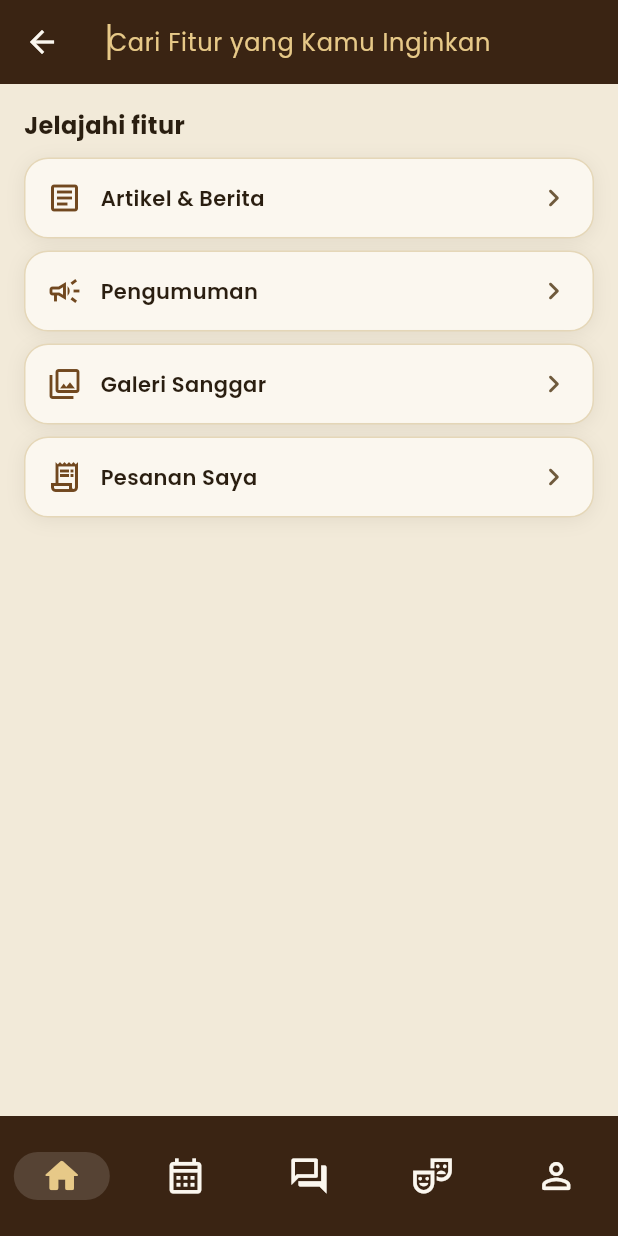
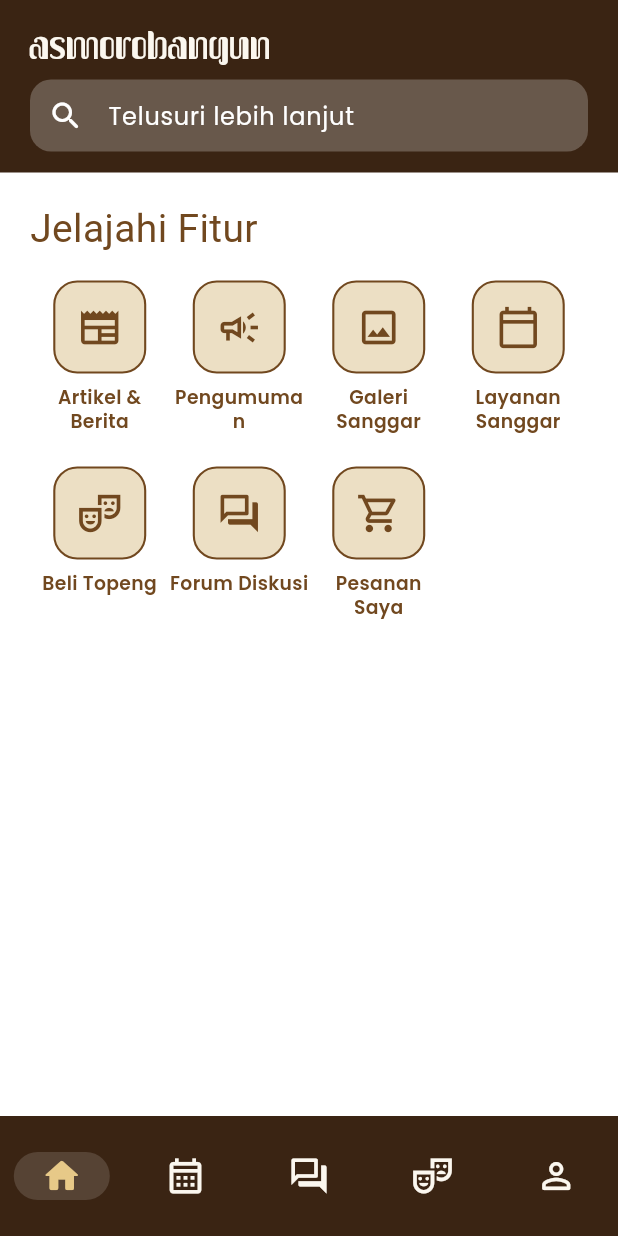
Before and after one commit to difaoctaviafirdayani/frontend_user_Asmorobangun, a Flutter app: the screen it shows after launch, after a tap on "Telusuri lebih lanjut", on a phone screen of 412 x 824 dp. Run offline on Flutter 3.47's test engine with Material 3 defaults, Android fonts, the phone set to English and light mode, and no system bars; our stand-ins replace flutter_map, flutter_secure_storage, google_fonts, image_picker, latlong2; accounts and stored records are empty; Roboto replaces fonts that are missing (Margarine); statements that could not run were skipped.

Commit message:
feat: sesuaikan design search dan home

```diff
--- a/lib/screens/home_screen.dart
+++ b/lib/screens/home_screen.dart
@@ -6,6 +6,7 @@ import '../core/format.dart';
 import '../core/theme.dart';
 import '../models/models.dart';
 import '../widgets/common.dart';
+import '../widgets/location_map.dart';
 import 'announcements_screen.dart';
 import 'articles_screen.dart';
 import 'facilities_screen.dart';
@@ -387,7 +388,9 @@ class HomeScreen extends StatelessWidget {
                 height: 1.4,
               ),
             ),
-            const SizedBox(height: 14),
+            const SizedBox(height: 12),
+            const LocationMap(),
+            const SizedBox(height: 12),
             Row(
               children: [
                 Expanded(
--- a/lib/screens/search_screen.dart
+++ b/lib/screens/search_screen.dart
@@ -1,5 +1,3 @@
-import 'dart:async';
-
 import 'package:flutter/material.dart';
 
 import '../core/api.dart';
@@ -14,12 +12,17 @@ import 'forum_screen.dart';
 import 'gallery_screen.dart';
 import 'topeng_screen.dart';
 
-/// Tombol cari yang dipasang di app bar tiap tab.
 Widget searchAction(BuildContext context) => IconButton(
       tooltip: 'Cari',
       icon: const Icon(Icons.search_rounded),
       onPressed: () => Navigator.push(context, MaterialPageRoute(builder: (_) => const SearchScreen())),
     );
+
+class _Hit {
+  final String id, title, type;
+  final String? slug;
+  const _Hit(this.id, this.title, this.type, [this.slug]);
+}
 
 class SearchScreen extends StatefulWidget {
   const SearchScreen({super.key});
@@ -30,152 +33,201 @@ class SearchScreen extends StatefulWidget {
 
 class _SearchScreenState extends State<SearchScreen> {
   final _controller = TextEditingController();
-  Timer? _debounce;
-  List<SearchHit> _hits = [];
-  bool _loading = false;
-  String? _error;
-  int _token = 0; // supaya jawaban lama tidak menimpa pencarian terbaru
+  String _query = '';
+
+  late final Future<List<_Hit>> _index = _buildIndex();
+
+  Future<List<T>> _safe<T>(Future<List<T>> Function() f) async {
+    try {
+      return await f();
+    } catch (_) {
+      return <T>[];
+    }
+  }
+
+  Future<List<_Hit>> _buildIndex() async {
+    final r = await Future.wait([
+      _safe(() async => mapList((await api.get('/articles'))['articles'], Article.fromJson)),
+      _safe(() async => mapList((await api.get('/announcements'))['announcements'], Announcement.fromJson)),
+      _safe(() async => mapList((await api.get('/facilities'))['facilities'], Facility.fromJson)),
+      _safe(() async => mapList((await api.get('/topeng'))['topeng'], Topeng.fromJson)),
+      _safe(() async => mapList((await api.get('/forum'))['threads'], ThreadSummary.fromJson)),
+      _safe(() async => mapList((await api.get('/gallery'))['gallery'], GalleryItem.fromJson)),
+    ]);
+    return [
+      for (final a in r[0] as List<Article>) _Hit(a.id, a.title, 'Artikel', a.slug),
+      for (final a in r[1] as List<Announcement>) _Hit(a.id, a.title, 'Pengumuman'),
+      for (final f in r[2] as List<Facility>) _Hit(f.id, f.name, 'Layanan'),
+      for (final t in r[3] as List<Topeng>) _Hit(t.id, t.name, 'Topeng'),
+      for (final t in r[4] as List<ThreadSummary>) _Hit(t.id, t.title, 'Forum'),
+      for (final g in r[5] as List<GalleryItem>) _Hit(g.id, g.title, 'Galeri'),
+    ];
+  }
 
   @override
   void dispose() {
-    _debounce?.cancel();
     _controller.dispose();
     super.dispose();
   }
 
-  void _onChanged(String text) {
-    _debounce?.cancel();
-    final q = text.trim();
-    if (q.isEmpty) {
-      setState(() {
-        _hits = [];
-        _loading = false;
-        _error = null;
-      });
-      return;
-    }
-    setState(() => _loading = true);
-    _debounce = Timer(const Duration(milliseconds: 350), () => _search(q));
-  }
+  void _push(Widget page) => Navigator.push(context, MaterialPageRoute(builder: (_) => page));
 
-  Future<void> _search(String q) async {
-    final my = ++_token;
-    setState(() {
-      _loading = true;
-      _error = null;
-    });
-    try {
-      final res = await api.get('/search', query: {'q': q});
-      if (my != _token || !mounted) return;
-      setState(() {
-        _hits = [
-          ...mapList(res['articles'], SearchHit.fromJson),
-          ...mapList(res['facilities'], SearchHit.fromJson),
-          ...mapList(res['topeng'], SearchHit.fromJson),
-          ...mapList(res['forum'], SearchHit.fromJson),
-        ];
-        _loading = false;
-      });
-    } on ApiException catch (e) {
-      if (my == _token && mounted) {
-        setState(() {
-          _error = e.message;
-          _loading = false;
-        });
-      }
+  void _open(_Hit h) {
+    switch (h.type) {
+      case 'Artikel':
+        _push(ArticleDetailScreen(slug: h.slug ?? h.id));
+      case 'Pengumuman':
+        _push(const AnnouncementsScreen());
+      case 'Layanan':
+        _push(FacilityDetailScreen(id: h.id));
+      case 'Topeng':
+        _push(TopengDetailScreen(id: h.id));
+      case 'Forum':
+        _push(ThreadScreen(id: h.id));
+      case 'Galeri':
+        _push(const GalleryScreen());
     }
   }
 
-  void _open(SearchHit h) {
-    Widget? page;
-    switch (h.type) {
-      case 'Artikel':
-        page = ArticleDetailScreen(slug: h.slug ?? h.id);
-      case 'Fasilitas':
-        page = FacilityDetailScreen(id: h.id);
-      case 'Topeng':
-        page = TopengDetailScreen(id: h.id);
-      case 'Forum':
-        page = ThreadScreen(id: h.id);
-    }
-    if (page != null) {
-      final p = page;
-      Navigator.push(context, MaterialPageRoute(builder: (_) => p));
-    }
+  List<_Hit> _filter(List<_Hit> all) {
+    final words = _query.toLowerCase().split(RegExp(r'\s+')).where((w) => w.isNotEmpty).toList();
+    if (words.isEmpty) return [];
+    return all.where((h) {
+      final t = h.title.toLowerCase();
+      return words.every(t.contains);
+    }).toList();
   }
 
   @override
   Widget build(BuildContext context) {
-    final empty = _controller.text.trim().isEmpty;
+    final empty = _query.trim().isEmpty;
     return Scaffold(
-      appBar: AppBar(
-        backgroundColor: AppColors.wood900,
-        foregroundColor: AppColors.cream100,
-        elevation: 0,
-        title: TextField(
+      backgroundColor: Colors.white,
+      body: Column(children: [
+        _header(context),
+        Expanded(child: empty ? _features() : _results()),
+      ]),
+    );
+  }
+
+  Widget _header(BuildContext context) {
+    return Container(
+      width: double.infinity,
+      color: AppColors.wood900,
+      padding: EdgeInsets.fromLTRB(20, MediaQuery.paddingOf(context).top + 12, 20, 14),
+      child: Column(crossAxisAlignment: CrossAxisAlignment.start, children: [
+        Text('asmorobangun', style: logoStyle(size: 30, color: AppColors.cream100)),
+        const SizedBox(height: 8),
+        TextField(
           controller: _controller,
-          autofocus: true,
-          onChanged: _onChanged,
-          style: const TextStyle(color: AppColors.cream100),
-          cursorColor: AppColors.gold300,
-          decoration: const InputDecoration(
-            hintText: 'Cari Fitur yang Kamu Inginkan',
-            hintStyle: TextStyle(color: AppColors.gold300),
-            border: InputBorder.none,
+          onChanged: (v) => setState(() => _query = v),
+          cursorColor: Colors.white,
+          style: const TextStyle(color: Colors.white, fontSize: 16),
+          decoration: InputDecoration(
+            hintText: 'Telusuri lebih lanjut',
+            hintStyle: const TextStyle(color: Colors.white, fontSize: 16),
+            prefixIcon: const Icon(Icons.search_rounded, color: Colors.white),
+            suffixIcon: _query.isEmpty
+                ? null
+                : IconButton(
+                    icon: const Icon(Icons.close_rounded, color: Colors.white),
+                    onPressed: () {
+                      _controller.clear();
+                      setState(() => _query = '');
+                    },
+                  ),
+            filled: true,
+            fillColor: Colors.white.withAlpha(60),
+            contentPadding: const EdgeInsets.symmetric(vertical: 12),
+            border: OutlineInputBorder(borderRadius: BorderRadius.circular(14), borderSide: BorderSide.none),
+            enabledBorder: OutlineInputBorder(borderRadius: BorderRadius.circular(14), borderSide: BorderSide.none),
+            focusedBorder: OutlineInputBorder(borderRadius: BorderRadius.circular(14), borderSide: BorderSide.none),
           ),
         ),
-      ),
-      body: empty ? _quickLinks() : _results(),
+      ]),
     );
   }
 
   Widget _results() {
-    if (_loading) return const Center(child: CircularProgressIndicator(color: AppColors.gold400));
-    if (_error != null) return EmptyState(_error!, icon: Icons.cloud_off_outlined);
-    if (_hits.isEmpty) return const EmptyState('Tidak ada hasil.', icon: Icons.search_off_rounded);
-    return ListView.separated(
-      padding: const EdgeInsets.all(16),
-      itemCount: _hits.length,
-      separatorBuilder: (_, __) => const SizedBox(height: 8),
+    return FutureBuilder<List<_Hit>>(
+      future: _index,
+      builder: (context, snap) {
+        if (snap.connectionState != ConnectionState.done) {
+          return const Center(child: CircularProgressIndicator(color: AppColors.gold400));
+        }
+        final hits = _filter(snap.data ?? const <_Hit>[]);
+        if (hits.isEmpty) return const EmptyState('Tidak ada hasil.', icon: Icons.search_off_rounded);
+        return ListView.builder(
+          padding: const EdgeInsets.fromLTRB(20, 8, 20, 24),
+          itemCount: hits.length,
           itemBuilder: (context, i) {
-        final h = _hits[i];
-        return AppCard(
+            final h = hits[i];
+            return InkWell(
               onTap: () => _open(h),
+              child: Container(
+                padding: const EdgeInsets.symmetric(vertical: 12),
+                decoration: const BoxDecoration(
+                  border: Border(bottom: BorderSide(color: AppColors.wood700, width: 1)),
+                ),
                 child: Row(children: [
-            Expanded(child: Text(h.title, style: const TextStyle(fontWeight: FontWeight.w600))),
-            const SizedBox(width: 8),
-            TagChip(h.type),
+                  Expanded(
+                    child: Column(crossAxisAlignment: CrossAxisAlignment.start, children: [
+                      Text(h.type.toUpperCase(),
+                          style: const TextStyle(fontWeight: FontWeight.w700, fontSize: 12.5, color: AppColors.wood700)),
+                      const SizedBox(height: 2),
+                      Text(h.title,
+                          style: const TextStyle(fontWeight: FontWeight.w700, fontSize: 16, height: 1.3, color: AppColors.wood700)),
                     ]),
+                  ),
+                  const Icon(Icons.chevron_right_rounded, color: AppColors.wood700),
+                ]),
+              ),
+            );
+          },
         );
       },
     );
   }
 
-  Widget _quickLinks() {
-    // Tiap item membuka halaman lewat Navigator. 'Pesanan Saya' memakai rute
-    // bernama sehingga melewati penjaga rute (harus login).
+  Widget _features() {
     final items = <(IconData, String, VoidCallback)>[
-      (Icons.article_outlined, 'Artikel & Berita', () => Navigator.push(context, MaterialPageRoute(builder: (_) => const ArticlesScreen()))),
-      (Icons.campaign_outlined, 'Pengumuman', () => Navigator.push(context, MaterialPageRoute(builder: (_) => const AnnouncementsScreen()))),
-      (Icons.photo_library_outlined, 'Galeri Sanggar', () => Navigator.push(context, MaterialPageRoute(builder: (_) => const GalleryScreen()))),
-      (Icons.receipt_long_outlined, 'Pesanan Saya', () => Navigator.pushNamed(context, Routes.myOrders)),
+      (Icons.newspaper_outlined, 'Artikel & Berita', () => _push(const ArticlesScreen())),
+      (Icons.campaign_outlined, 'Pengumuman', () => _push(const AnnouncementsScreen())),
+      (Icons.image_outlined, 'Galeri Sanggar', () => _push(const GalleryScreen())),
+      (Icons.calendar_today_outlined, 'Layanan Sanggar', () => _push(const FacilitiesScreen())),
+      (Icons.theater_comedy_outlined, 'Beli Topeng', () => _push(const TopengScreen())),
+      (Icons.forum_outlined, 'Forum Diskusi', () => _push(const ForumScreen())),
+      (Icons.shopping_cart_outlined, 'Pesanan Saya', () => Navigator.pushNamed(context, Routes.myOrders)),
     ];
-    return ListView(padding: const EdgeInsets.all(16), children: [
-      const Text('Jelajahi fitur', style: TextStyle(fontWeight: FontWeight.w700, fontSize: 16)),
-      const SizedBox(height: 10),
+    final itemW = (MediaQuery.sizeOf(context).width - 40) / 4;
+    return ListView(padding: const EdgeInsets.fromLTRB(20, 22, 20, 24), children: [
+      Text('Jelajahi Fitur', style: headingStyle(size: 26, color: AppColors.wood700)),
+      const SizedBox(height: 20),
+      Wrap(runSpacing: 22, children: [
         for (final it in items)
-        Padding(
-          padding: const EdgeInsets.only(bottom: 8),
-          child: AppCard(
+          SizedBox(
+            width: itemW,
+            child: GestureDetector(
               onTap: it.$3,
-            child: Row(children: [
-              Icon(it.$1, color: AppColors.wood700),
-              const SizedBox(width: 12),
-              Expanded(child: Text(it.$2, style: const TextStyle(fontWeight: FontWeight.w600))),
-              const Icon(Icons.chevron_right_rounded, color: AppColors.inkSoft),
+              child: Column(children: [
+                Container(
+                  width: 62,
+                  height: 62,
+                  decoration: BoxDecoration(
+                    color: AppColors.cream300,
+                    borderRadius: BorderRadius.circular(16),
+                    border: Border.all(color: AppColors.wood700, width: 1.4),
+                  ),
+                  child: Icon(it.$1, size: 30, color: AppColors.wood700),
+                ),
+                const SizedBox(height: 8),
+                Text(it.$2,
+                    textAlign: TextAlign.center,
+                    style: const TextStyle(fontWeight: FontWeight.w600, fontSize: 12.5, height: 1.25, color: AppColors.wood700)),
               ]),
             ),
           ),
+      ]),
     ]);
   }
 }
--- /dev/null
+++ b/lib/widgets/location_map.dart
@@ -0,0 +1,62 @@
+import 'package:flutter/material.dart';
+import 'package:flutter_map/flutter_map.dart';
+import 'package:latlong2/latlong.dart';
+
+import '../core/config.dart';
+import '../core/theme.dart';
+import 'common.dart';
+
+const double sanggarLat = -8.0166;
+const double sanggarLng = 112.5836;
+
+class LocationMap extends StatelessWidget {
+  final double height;
+  const LocationMap({super.key, this.height = 190});
+
+  @override
+  Widget build(BuildContext context) {
+    const point = LatLng(sanggarLat, sanggarLng);
+    return GestureDetector(
+      onTap: () => openUrl(context, AppConfig.mapsUrl),
+      child: ClipRRect(
+        borderRadius: BorderRadius.circular(18),
+        child: Container(
+          height: height,
+          decoration: BoxDecoration(
+            border: Border.all(color: AppColors.wood700, width: 1.5),
+            borderRadius: BorderRadius.circular(18),
+          ),
+          child: ClipRRect(
+            borderRadius: BorderRadius.circular(16.5),
+            child: FlutterMap(
+              options: const MapOptions(
+                initialCenter: point,
+                initialZoom: 16,
+                interactionOptions: InteractionOptions(flags: InteractiveFlag.none),
+              ),
+              children: [
+                TileLayer(
+                  urlTemplate: 'https://tile.openstreetmap.org/{z}/{x}/{y}.png',
+                  userAgentPackageName: 'id.asmorobangun.app',
+                ),
+                const MarkerLayer(markers: [
+                  Marker(
+                    point: point,
+                    width: 44,
+                    height: 44,
+                    alignment: Alignment.topCenter,
+                    child: Icon(Icons.location_on, size: 44, color: AppColors.danger),
+                  ),
+                ]),
+                const RichAttributionWidget(
+                  alignment: AttributionAlignment.bottomRight,
+                  attributions: [TextSourceAttribution('© OpenStreetMap contributors')],
+                ),
+              ],
+            ),
+          ),
+        ),
+      ),
+    );
+  }
+}
--- a/pubspec.yaml
+++ b/pubspec.yaml
@@ -16,6 +16,8 @@ dependencies:
   image_picker: ^1.1.2
   url_launcher: ^6.3.0
   google_fonts: ^6.2.1
+  flutter_map: ^7.0.2
+  latlong2: ^0.9.1
 
 dev_dependencies:
   flutter_test:
```
Lines whose indentation alone changed are shown as unchanged.
